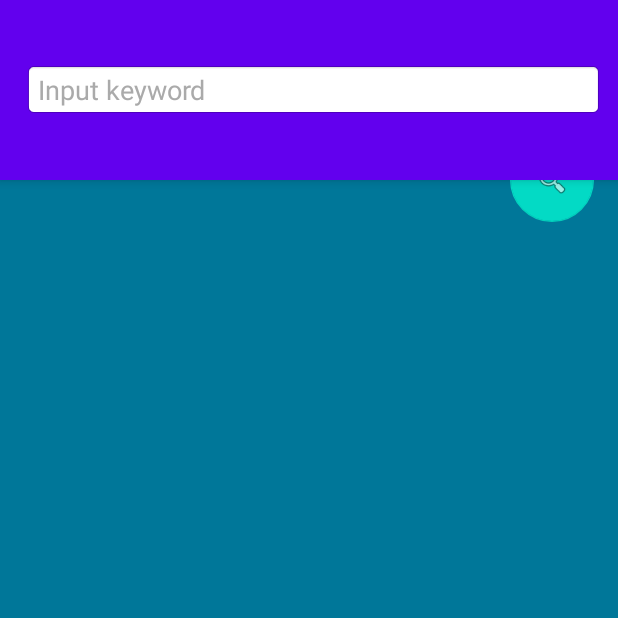
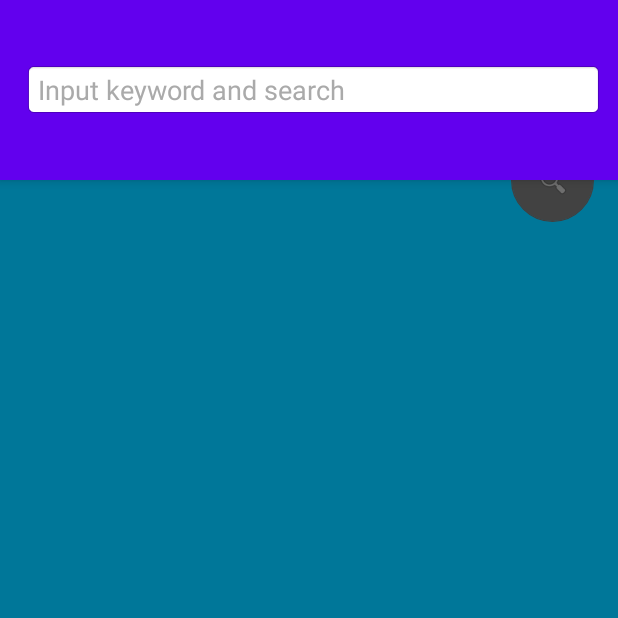
Before and after one commit to ellisonchan/EigaKensaku, an Android app: the screen it shows after launch (MovieSearchActivity), on a phone screen of 412 x 824 dp, the top half of it. Run offline under Robolectric (Android 15) with nearby library versions, the phone set to English and light mode, and no system bars; our stand-ins replace ButterKnife; libraries missing offline, so code that uses them is left out: com.nostra13.universalimageloader; plain views replace FormEditText.

Commit message:
1.add animator to control fab button. 2.add fab clicked animator. 3.add search option at ime. 4.fix loadmore bug when no keyword.

```diff
--- a/app/src/main/java/com/ellison/eigakensaku/base/BaseActivity.java
+++ b/app/src/main/java/com/ellison/eigakensaku/base/BaseActivity.java
@@ -9,6 +9,7 @@ import com.google.android.material.snackbar.Snackbar;
 import androidx.appcompat.app.AppCompatActivity;
 import androidx.appcompat.widget.Toolbar;
 
+import android.util.Log;
 import android.view.Menu;
 import android.view.MenuItem;
 import android.view.View;
@@ -20,7 +21,6 @@ public abstract class BaseActivity extends AppCompatActivity implements View.OnC
     @Override
     protected void onCreate(Bundle savedInstanceState) {
         super.onCreate(savedInstanceState);
-        init();
 
         mToolbar = (Toolbar) findViewById(R.id.toolbar);
         if (mToolbar != null) {
@@ -31,6 +31,8 @@ public abstract class BaseActivity extends AppCompatActivity implements View.OnC
         if(mFabButton != null) {
             mFabButton.setOnClickListener(this);
         }
+
+        init();
     }
 
     protected abstract void init();
--- a/app/src/main/java/com/ellison/eigakensaku/view/MovieAdapter.java
+++ b/app/src/main/java/com/ellison/eigakensaku/view/MovieAdapter.java
@@ -107,7 +107,7 @@ public class MovieAdapter extends RecyclerView.Adapter<RecyclerView.ViewHolder>
         if (holder instanceof MovieHolder) {
             Movie movie = mMovies.get(position);
             MovieHolder movieHolder = (MovieHolder) holder;
-            //Log.e("ellison2020", "Movie[" + position + "]:" + movie);
+            Log.d("ellison2020", "Movie[" + position + "]:" + movie);
 
             // Show title
             movieHolder.title.setText(movie.getTitle());
@@ -128,14 +128,17 @@ public class MovieAdapter extends RecyclerView.Adapter<RecyclerView.ViewHolder>
             LoadingHodler loadingHodler = (LoadingHodler) holder;
             switch (mState) {
                 case LOADING:
+                    Log.d("edison", "LOADING VISIBLE & VISIBLE");
                     loadingHodler.itemView.setVisibility(View.VISIBLE);
                     loadingHodler.progressbar.setVisibility(View.VISIBLE);
                     loadingHodler.loadingdes.setText(R.string.text_rv_item_load);
                     break;
                 case COMPLETED:
+                    Log.d("edison", "COMPLETED INVISIBLE");
                     loadingHodler.itemView.setVisibility(View.INVISIBLE);
                     break;
                 case END:
+                    Log.d("edison", "END VISIBLE & GONE");
                     loadingHodler.itemView.setVisibility(View.VISIBLE);
                     loadingHodler.progressbar.setVisibility(View.GONE);
                     loadingHodler.loadingdes.setText(R.string.text_rv_item_load_end);
--- a/app/src/main/res/layout/activity_noscrolling.xml
+++ b/app/src/main/res/layout/activity_noscrolling.xml
@@ -50,6 +50,7 @@
                 android:hint="@string/edittext_hint"
                 android:singleLine="true"
                 android:ellipsize="end"
+                android:imeOptions="actionSearch"
                 android:background="@android:drawable/editbox_background_normal"
                 android:textColor="@android:color/background_dark"
                 android:textColorHint="@android:color/darker_gray" />
@@ -75,13 +76,15 @@
 
     <com.google.android.material.floatingactionbutton.FloatingActionButton
         android:id="@+id/fab"
-        android:layout_width="wrap_content"
-        android:layout_height="wrap_content"
+        android:layout_width="@dimen/fab_width"
+        android:layout_height="@dimen/fab_height"
         android:layout_marginRight="@dimen/fab_margin"
         android:enabled="false"
+        app:backgroundTint="@color/cardview_dark_background"
         app:layout_anchor="@id/app_bar"
         app:layout_anchorGravity="bottom|end"
-        app:srcCompat="@android:drawable/ic_menu_search" />
+        app:srcCompat="@android:drawable/ic_menu_search"
+        app:rippleColor="@color/design_default_color_primary"/>
     <include layout="@layout/content_scrolling_swipe" />
 
 </androidx.coordinatorlayout.widget.CoordinatorLayout>
--- a/app/src/main/res/values/dimens.xml
+++ b/app/src/main/res/values/dimens.xml
@@ -1,5 +1,7 @@
 <resources>
     <dimen name="app_bar_height">120dp</dimen>
+    <dimen name="fab_width">55dp</dimen>
+    <dimen name="fab_height">55dp</dimen>
     <dimen name="fab_margin">16dp</dimen>
     <dimen name="text_margin">16dp</dimen>
 
@@ -7,8 +9,8 @@
 
     <dimen name="rv_item_post_radius">6dp</dimen>
 
-    <dimen name="rv_item_post_width">150dp</dimen>
-    <dimen name="rv_item_post_height">190dp</dimen>
+    <dimen name="rv_item_post_width">140dp</dimen>
+    <dimen name="rv_item_post_height">165dp</dimen>
 
     <dimen name="rv_item_title_size">15sp</dimen>
     <dimen name="rv_item_year_size">13sp</dimen>
--- a/app/src/main/res/values/strings.xml
+++ b/app/src/main/res/values/strings.xml
@@ -1,6 +1,6 @@
 <resources>
     <string name="app_name">Eiga Kensaku</string>
-    <string name="edittext_hint">Input keyword</string>
+    <string name="edittext_hint">Input keyword and search</string>
     <string name="large_text">Movie List.</string>
     <string name="operation_searching">Movie searching.</string>
 
```
Also changed, not shown: app/src/main/java/com/ellison/eigakensaku/search/MovieSearchActivity.java (+91 -6 lines).
